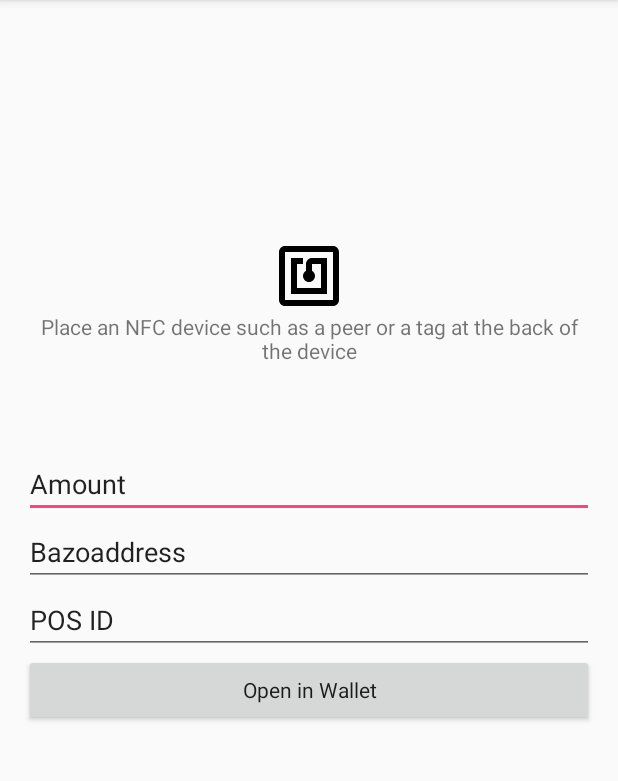
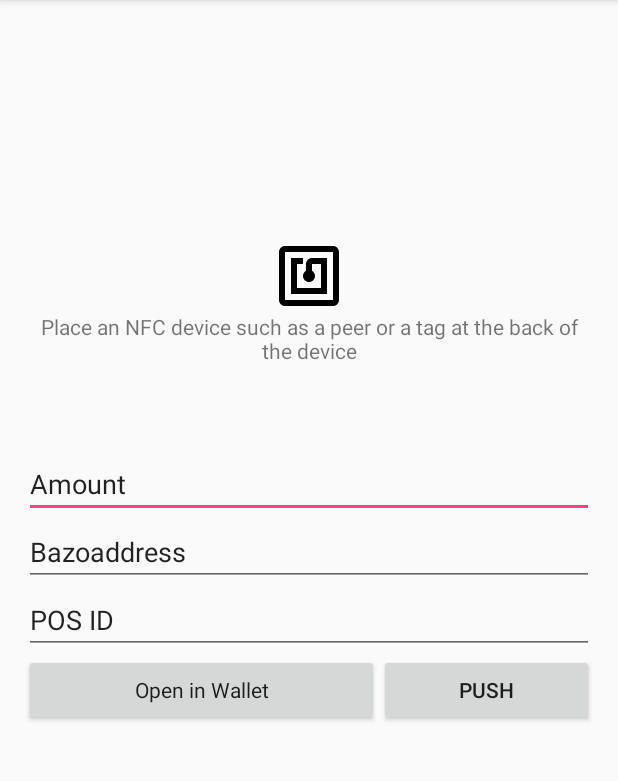
Before and after one commit to jvdassen/NFCBridge, an Android app: the screen it shows after launch (MainActivity), after a tap on "Open in Wallet", on a phone screen of 412 x 824 dp, the part 84-865 px from its top. Run offline under Robolectric (Android 15) with nearby library versions, the phone set to English and light mode, and no system bars.

Commit message:
Show parameter received as intent link on Main Activity.

```diff
--- a/app/src/main/java/ch/uzh/csg/nfcbridge/MainActivity.java
+++ b/app/src/main/java/ch/uzh/csg/nfcbridge/MainActivity.java
@@ -2,14 +2,19 @@ package ch.uzh.csg.nfcbridge;
 
 import android.content.Intent;
 import android.net.Uri;
+import android.nfc.NdefMessage;
+import android.nfc.NdefRecord;
+import android.nfc.NfcAdapter;
 import android.support.v7.app.AppCompatActivity;
 import android.os.Bundle;
 import android.view.View;
 import android.widget.Button;
 import android.widget.EditText;
 
+import java.util.List;
+
 public class MainActivity extends AppCompatActivity {
-    Button submitBtn;
+    Button submitBtn, pushBtn;
     EditText textAmount;
     EditText textAddress;
     EditText textPOSId;
@@ -24,6 +29,8 @@ public class MainActivity extends AppCompatActivity {
         textPOSId = (EditText) findViewById(R.id.posid);
 
         submitBtn = (Button) findViewById(R.id.submit_btn);
+        pushBtn = (Button) findViewById(R.id.push_btn);
+
 
         submitBtn.setOnClickListener(
                 new View.OnClickListener(){
@@ -35,6 +42,22 @@ public class MainActivity extends AppCompatActivity {
                                 );
                         goToBazoPaymentPage(encodedTransaction);
 
+                    }
+                }
+        );
+        pushBtn.setOnClickListener(
+                new View.OnClickListener(){
+                    public void onClick(View view){
+                        String encodedTransaction = encodeAsBazoTransactionURI(
+                                textAmount.getText().toString(),
+                                textAddress.getText().toString(),
+                                textPOSId.getText().toString()
+                        );
+                        Uri data = getIntent().getData();
+                        List<String> params = data.getPathSegments();
+                        String first = params.get(0); // "status"
+                        System.out.println("first parameter" + first);
+                        textAddress.setText(first);
                     }
                 }
         );
@@ -53,8 +76,6 @@ public class MainActivity extends AppCompatActivity {
         }
 
         result += "paymentinfo=" + "bazo:" + bazoaddress + "?amount=" + amount;
-        System.out.println("trying to access: " + result);
-        System.out.println("encoded: " + Uri.encode(result));
         return result;
     }
 
--- a/app/src/main/res/layout/activity_main.xml
+++ b/app/src/main/res/layout/activity_main.xml
@@ -83,6 +83,13 @@
                 android:layout_height="wrap_content"
                 android:layout_weight="1"
                 android:text="@string/openInWalletBtn" />
+
+            <Button
+                android:id="@+id/push_btn"
+                android:layout_width="wrap_content"
+                android:layout_height="wrap_content"
+                android:layout_weight="1"
+                android:text="@string/push_btn" />
         </LinearLayout>
     </LinearLayout>
 </android.support.constraint.ConstraintLayout>
--- a/app/src/main/res/values/strings.xml
+++ b/app/src/main/res/values/strings.xml
@@ -12,4 +12,5 @@
     <string name="bazoaddress_hint">34VBN52BACO7H3IND</string>
     <string name="amount_hint">3.5</string>
     <string name="nfc_icon_description">NFC</string>
+    <string name="push_btn">Push</string>
 </resources>
```
